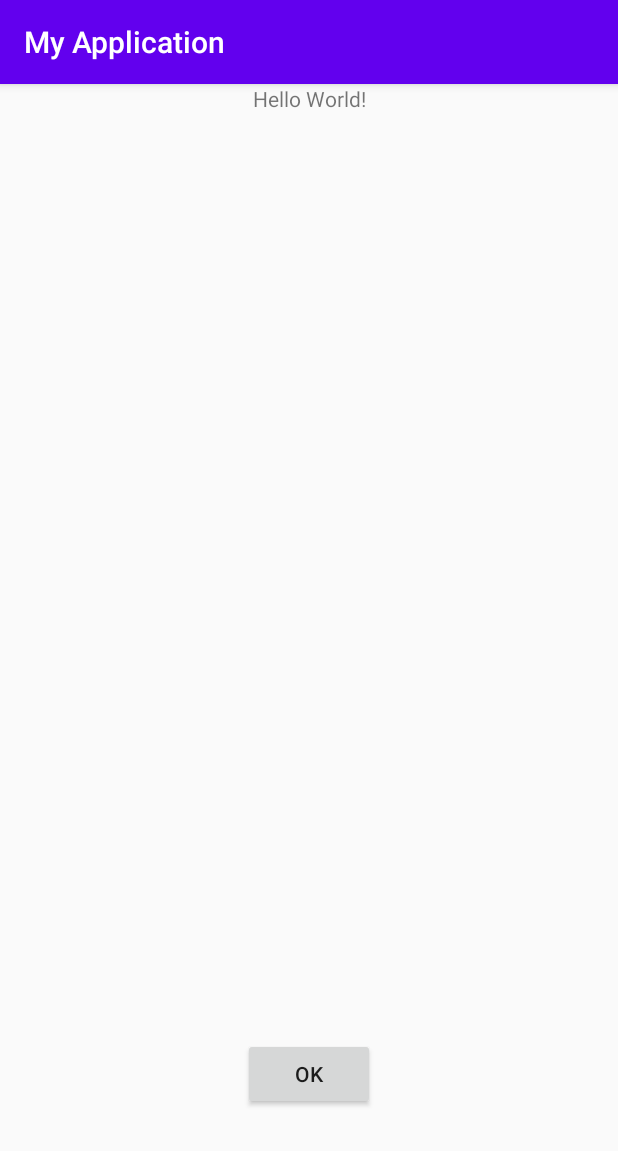
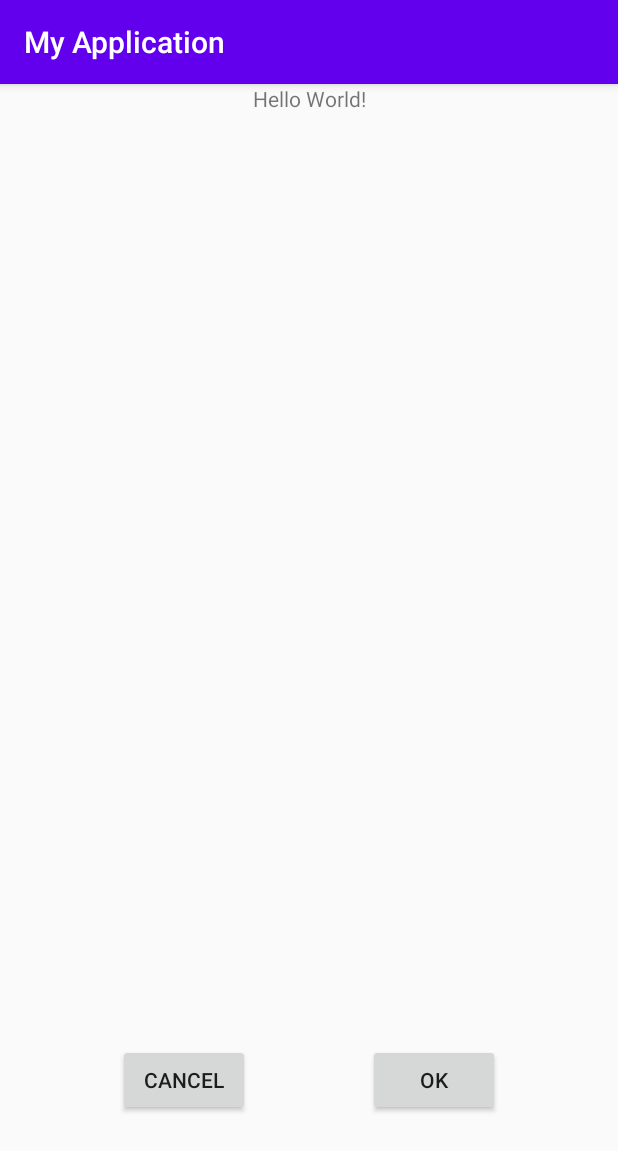
Before and after one commit to VasylyIshkov/Firstgitpoject, an Android app: the screen it shows after launch (MainActivity), on a phone screen of 412 x 824 dp. Shown: the top 1151 px of the screen. Run offline under Robolectric (Android 15) with nearby library versions, the light colour scheme and no system bars.

Commit message:
dev1, add CanselBut

```diff
--- a/app/src/main/res/layout/activity_main.xml
+++ b/app/src/main/res/layout/activity_main.xml
@@ -18,12 +18,23 @@
         android:id="@+id/button"
         android:layout_width="wrap_content"
         android:layout_height="wrap_content"
-        android:layout_marginBottom="84dp"
+        android:layout_marginBottom="80dp"
         android:onClick="onClick"
         android:text="@android:string/ok"
         app:layout_constraintBottom_toBottomOf="parent"
         app:layout_constraintEnd_toEndOf="parent"
         app:layout_constraintHorizontal_bias="0.5"
+        app:layout_constraintStart_toEndOf="@+id/button2" />
+
+    <Button
+        android:id="@+id/button2"
+        android:layout_width="wrap_content"
+        android:layout_height="wrap_content"
+        android:layout_marginBottom="80dp"
+        android:text="@android:string/cancel"
+        app:layout_constraintBottom_toBottomOf="parent"
+        app:layout_constraintEnd_toStartOf="@+id/button"
+        app:layout_constraintHorizontal_bias="0.5"
         app:layout_constraintStart_toStartOf="parent" />
 
 </androidx.constraintlayout.widget.ConstraintLayout>
```
